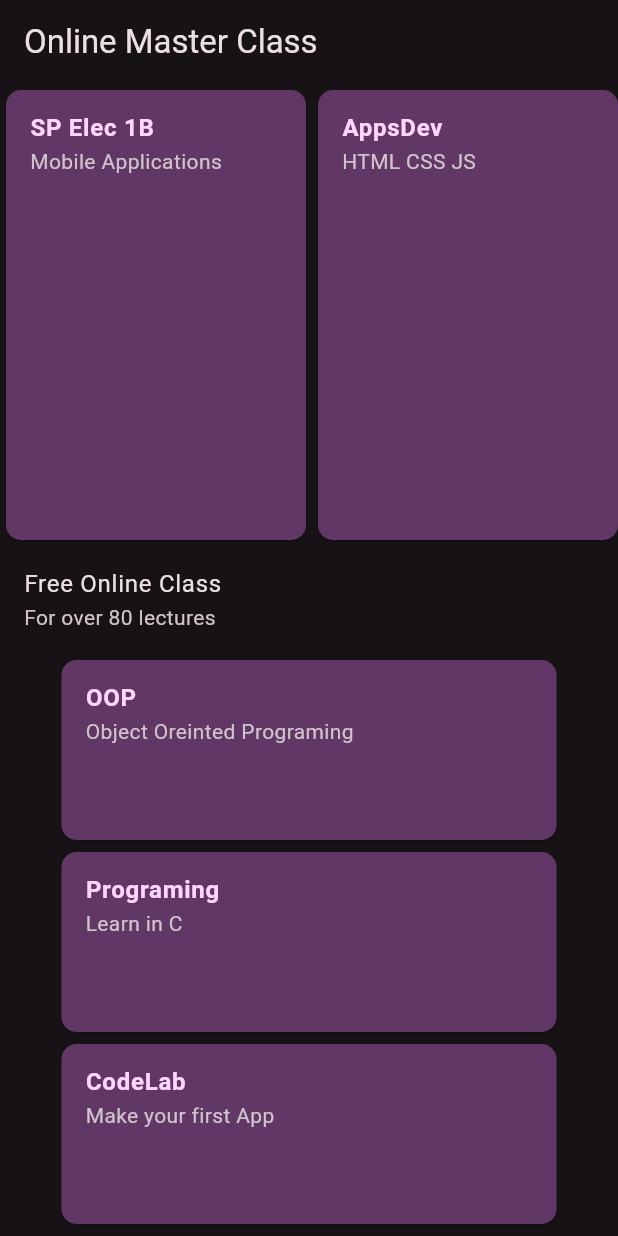
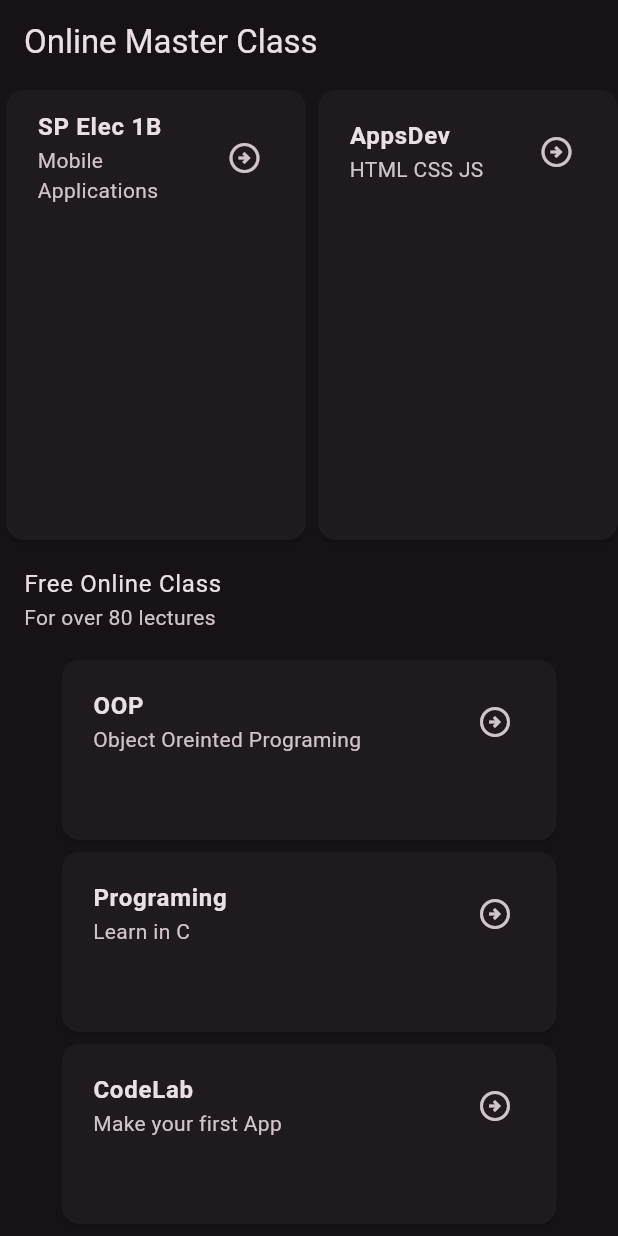
Before and after one commit to gjake122221/course_app, a Flutter app: the screen it shows after launch, on a phone screen of 412 x 824 dp. Run offline on Flutter 3.47's test engine with Material 2 defaults, Android fonts, the phone set to English and light mode, and no system bars.

Commit message:
Change the cards apperance

```diff
--- a/lib/content/cards.dart
+++ b/lib/content/cards.dart
@@ -15,30 +15,24 @@ class CrtCard extends StatelessWidget {
   @override
   Widget build(BuildContext context) {
     return Card(
-      child: Column(
-        mainAxisSize: MainAxisSize.min,
-        children: <Widget>[
-          Container(
+      child: SizedBox(
         width: width,
         height: height,
-            decoration: BoxDecoration(
-              borderRadius: BorderRadius.circular(10),
-              color: Theme.of(context).colorScheme.primaryContainer,
-            ),
-            child: Column(children: [
-              ListTile(
+        child: Padding(
+          padding: const EdgeInsets.all(5),
+          child: ListTile(
+            hoverColor: Theme.of(context).hoverColor,
+            trailing: Icon(Icons.arrow_circle_right_outlined),
             title: Text(
               cardtitle,
               style: TextStyle(
-                    color: Theme.of(context).colorScheme.onPrimaryContainer,
                 fontWeight: FontWeight.bold,
               ),
             ),
             subtitle: Text(cardsubtitle),
-              )
-            ]),
-          )
-        ],
+            onTap: () => {},
+          ),
+        ),
       ),
     );
   }
```
Lines whose indentation alone changed are shown as unchanged.
